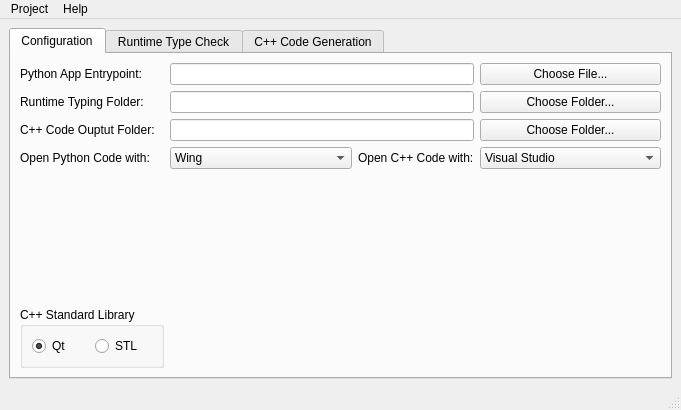
Qt form ui/main_window.ui (FruitfulApproach/PyQtToCpp) before a commit.
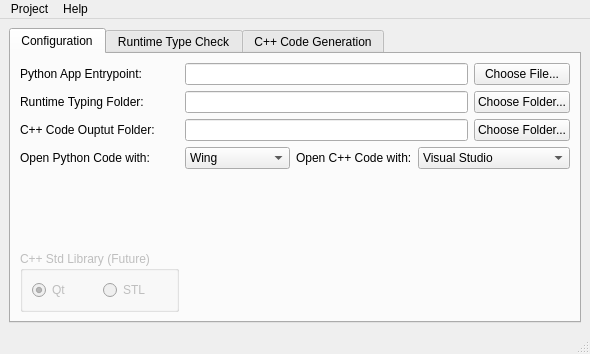
The same form after that commit.

The edit to the form file:
```diff
--- a/ui/main_window.ui
+++ b/ui/main_window.ui
@@ -6,8 +6,8 @@
    <rect>
     <x>0</x>
     <y>0</y>
-    <width>681</width>
-    <height>410</height>
+    <width>590</width>
+    <height>354</height>
    </rect>
   </property>
   <property name="windowTitle">
@@ -25,13 +25,6 @@
         <string>Configuration</string>
        </attribute>
        <layout class="QGridLayout" name="gridLayout_4">
-        <item row="2" column="4" colspan="2">
-         <widget class="QPushButton" name="chooseCppOutputButton">
-          <property name="text">
-           <string>Choose Folder...</string>
-          </property>
-         </widget>
-        </item>
         <item row="0" column="0">
          <widget class="QLabel" name="label">
           <property name="text">
@@ -46,13 +39,6 @@
           </property>
          </widget>
         </item>
-        <item row="0" column="4" colspan="2">
-         <widget class="QPushButton" name="chooseAppEntryButton">
-          <property name="text">
-           <string>Choose File...</string>
-          </property>
-         </widget>
-        </item>
         <item row="4" column="3">
          <widget class="QLabel" name="label_5">
           <property name="text">
@@ -76,12 +62,6 @@
           </property>
          </widget>
         </item>
-        <item row="2" column="1" colspan="3">
-         <widget class="QLineEdit" name="cppCodeOutputFolderLine"/>
-        </item>
-        <item row="1" column="1" colspan="3">
-         <widget class="QLineEdit" name="runtimeTypingFolderLine"/>
-        </item>
         <item row="1" column="0">
          <widget class="QLabel" name="label_2">
           <property name="text">
@@ -89,20 +69,83 @@
           </property>
          </widget>
         </item>
-        <item row="0" column="1" colspan="3">
-         <widget class="QLineEdit" name="pythonAppEntrypointLine"/>
+        <item row="7" column="0">
+         <spacer name="verticalSpacer">
+          <property name="orientation">
+           <enum>Qt::Orientation::Vertical</enum>
+          </property>
+          <property name="sizeHint" stdset="0">
+           <size>
+            <width>20</width>
+            <height>40</height>
+           </size>
+          </property>
+         </spacer>
         </item>
-        <item row="1" column="4" colspan="2">
+        <item row="4" column="1" colspan="2">
+         <widget class="QComboBox" name="openPythonCodeWithCombo">
+          <item>
+           <property name="text">
+            <string>Wing</string>
+           </property>
+          </item>
+         </widget>
+        </item>
+        <item row="0" column="5">
+         <widget class="QPushButton" name="chooseAppEntryButton">
+          <property name="text">
+           <string>Choose File...</string>
+          </property>
+         </widget>
+        </item>
+        <item row="1" column="5">
          <widget class="QPushButton" name="chooseRuntimeTypingButton">
           <property name="text">
            <string>Choose Folder...</string>
           </property>
          </widget>
         </item>
+        <item row="2" column="5">
+         <widget class="QPushButton" name="chooseCppOutputButton">
+          <property name="text">
+           <string>Choose Folder...</string>
+          </property>
+         </widget>
+        </item>
+        <item row="2" column="1" colspan="4">
+         <widget class="QLineEdit" name="cppCodeOutputFolderLine">
+          <property name="font">
+           <font>
+            <bold>true</bold>
+           </font>
+          </property>
+         </widget>
+        </item>
+        <item row="1" column="1" colspan="4">
+         <widget class="QLineEdit" name="runtimeTypingFolderLine">
+          <property name="font">
+           <font>
+            <bold>true</bold>
+           </font>
+          </property>
+         </widget>
+        </item>
+        <item row="0" column="1" colspan="4">
+         <widget class="QLineEdit" name="pythonAppEntrypointLine">
+          <property name="font">
+           <font>
+            <bold>true</bold>
+           </font>
+          </property>
+         </widget>
+        </item>
         <item row="8" column="0">
          <widget class="QGroupBox" name="cppStandardLibraryGroup">
+          <property name="enabled">
+           <bool>false</bool>
+          </property>
           <property name="title">
-           <string>C++ Standard Library</string>
+           <string>C++ Std Library (Future)</string>
           </property>
           <layout class="QGridLayout" name="gridLayout_3">
            <item row="0" column="0">
@@ -125,28 +168,19 @@
           </layout>
          </widget>
         </item>
-        <item row="7" column="0">
-         <spacer name="verticalSpacer">
+        <item row="8" column="1" colspan="5">
+         <spacer name="horizontalSpacer_3">
           <property name="orientation">
-           <enum>Qt::Orientation::Vertical</enum>
+           <enum>Qt::Orientation::Horizontal</enum>
           </property>
           <property name="sizeHint" stdset="0">
            <size>
-            <width>20</width>
-            <height>40</height>
+            <width>40</width>
+            <height>20</height>
            </size>
           </property>
          </spacer>
         </item>
-        <item row="4" column="1" colspan="2">
-         <widget class="QComboBox" name="openPythonCodeWithCombo">
-          <item>
-           <property name="text">
-            <string>Wing</string>
-           </property>
-          </item>
-         </widget>
-        </item>
        </layout>
       </widget>
       <widget class="QWidget" name="tab_2">
@@ -285,7 +319,7 @@
     <rect>
      <x>0</x>
      <y>0</y>
-     <width>681</width>
+     <width>590</width>
      <height>22</height>
     </rect>
    </property>
```
Left out of the diff: 104 changed lines with no effect on the pictures.
